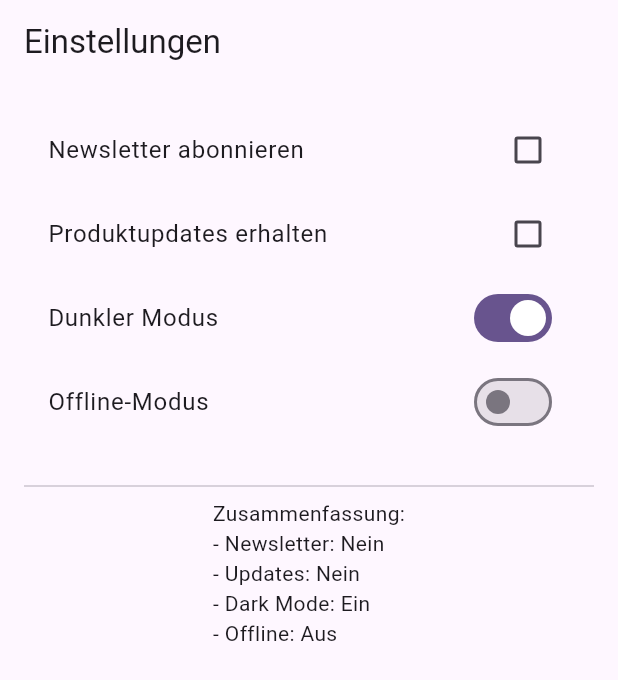
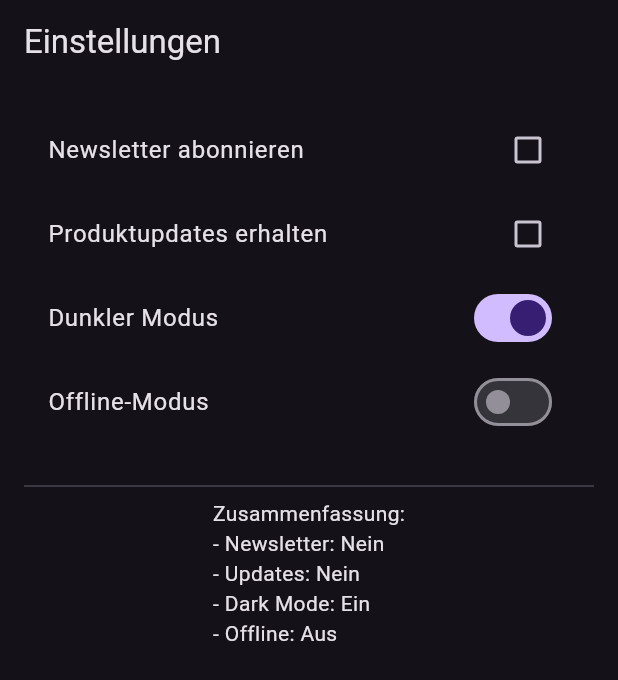
Before and after one commit to DerDaumen1/portfolio_5441141, a Flutter app: the screen it shows after launch, after a tap on "Dunkler Modus", on a phone screen of 412 x 824 dp. Shown: the top 680 px of the screen. Run offline on Flutter 3.47's test engine with Material 3 defaults, Android fonts, the phone set to English and light mode, and no system bars.

Commit message:
SettingsPage mit Dark Mode Switch implementiert

```diff
--- a/lib/main.dart
+++ b/lib/main.dart
@@ -1,26 +1,36 @@
 import 'package:flutter/material.dart';
-import 'pages/home_page.dart'; // Importiere deine neue Seite
+import 'package:portfolio_5441141/pages/settings_page.dart';
 import 'package:portfolio_5441141/pages/slider_page.dart';
 import 'package:portfolio_5441141/pages/profile_form_page.dart';
-import 'package:portfolio_5441141/pages/settings_page.dart';
-
 
 void main() {
   runApp(const MyApp());
 }
 
-class MyApp extends StatelessWidget {
+class MyApp extends StatefulWidget {
   const MyApp({super.key});
+
+  @override
+  State<MyApp> createState() => _MyAppState();
+}
+
+class _MyAppState extends State<MyApp> {
+  ThemeMode _themeMode = ThemeMode.light;
+
+  void toggleTheme(bool isDarkMode) {
+    setState(() {
+      _themeMode = isDarkMode ? ThemeMode.dark : ThemeMode.light;
+    });
+  }
 
   @override
   Widget build(BuildContext context) {
     return MaterialApp(
       title: 'Portfolio',
-      theme: ThemeData(
-        colorScheme: ColorScheme.fromSeed(seedColor: Colors.deepPurple),
-      ),
-      home: const SettingsPage(),
- // Nutze die neue Startseite
+      theme: ThemeData.light(),
+      darkTheme: ThemeData.dark(),
+      themeMode: _themeMode,
+      home: SettingsPage(onThemeChange: toggleTheme),
     );
   }
 }
--- a/lib/pages/settings_page.dart
+++ b/lib/pages/settings_page.dart
@@ -1,7 +1,8 @@
 import 'package:flutter/material.dart';
 
 class SettingsPage extends StatefulWidget {
-  const SettingsPage({super.key});
+  final void Function(bool isDarkMode) onThemeChange;
+  const SettingsPage({super.key, required this.onThemeChange});
 
   @override
   State<SettingsPage> createState() => _SettingsPageState();
@@ -39,7 +40,10 @@ class _SettingsPageState extends State<SettingsPage> {
               title: const Text("Dunkler Modus"),
               value: darkMode,
               onChanged: (value) {
-                setState(() => darkMode = value);
+                setState(() {
+                  darkMode = value;
+                  widget.onThemeChange(value); // 🔄 Thema wechseln
+                });
               },
             ),
             SwitchListTile(
```
